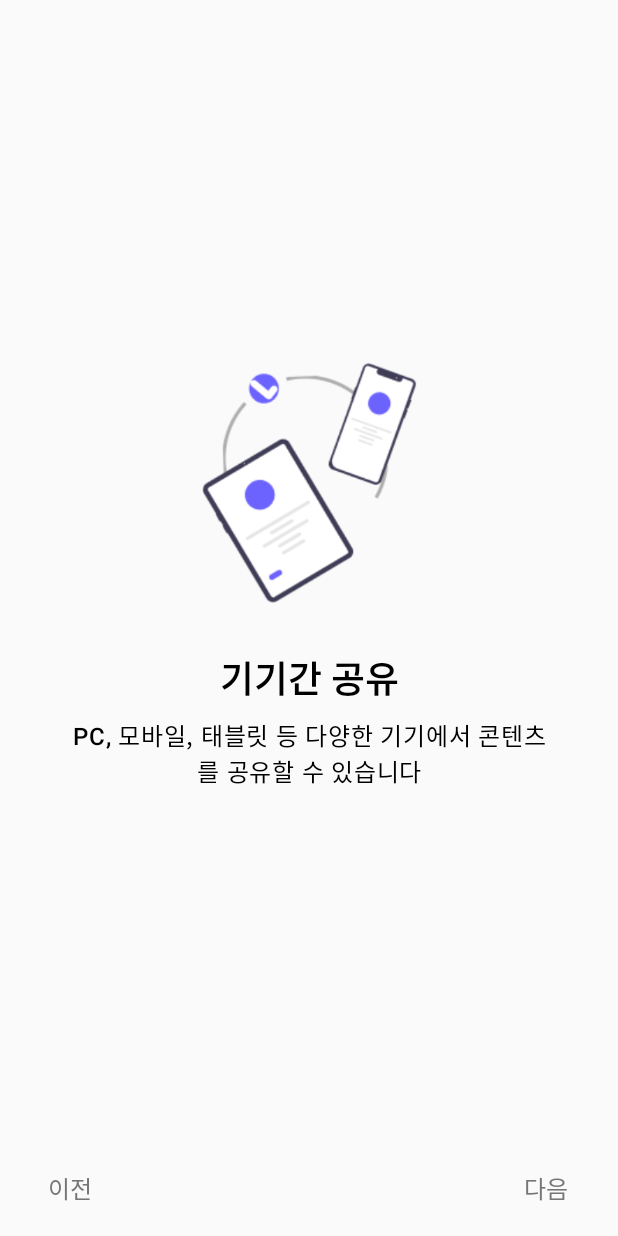
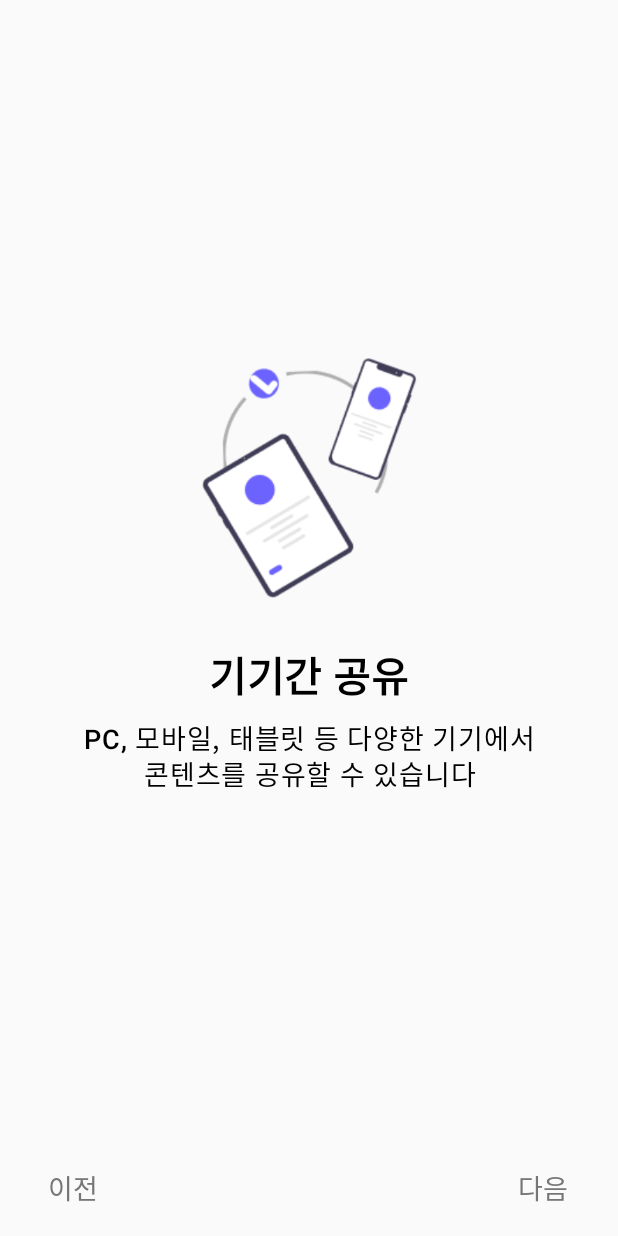
Before and after one commit to Clip-Boarder/Clip-Boarder-Android, an Android app built with Jetpack Compose: the OnboardingScreen screen opened through its navigation route, after a tap on "다음", on a phone screen of 412 x 824 dp. Run offline under Robolectric (Android 15) with nearby library versions, the phone set to English and light mode, and no system bars; our stand-ins replace Dagger/Hilt's generated code, livedata-compose; Roboto replaces fonts that are not available here.

Commit message:
feat: 폰트 크기 변경(2/3 -> 3/4)

```diff
--- a/app/src/main/java/com/clipboarder/clipboarder/ui/screens/onboarding/OnboardingScreen.kt
+++ b/app/src/main/java/com/clipboarder/clipboarder/ui/screens/onboarding/OnboardingScreen.kt
@@ -21,7 +21,6 @@ import androidx.compose.ui.tooling.preview.Preview
 import androidx.compose.ui.unit.dp
 import androidx.compose.ui.unit.sp
 import androidx.hilt.navigation.compose.hiltViewModel
-import androidx.lifecycle.viewmodel.compose.viewModel
 import androidx.navigation.NavController
 import androidx.navigation.compose.rememberNavController
 import com.clipboarder.clipboarder.R
@@ -45,9 +44,11 @@ const val ONBOARDING_SCREEN = "onboarding_screen"
  * @author YoungJin Sohn
  */
 @Composable
-fun OnboardingScreen(navController: NavController) {
+fun OnboardingScreen(
+    navController: NavController,
+    viewModel: OnboardingScreenViewModel = hiltViewModel()
+) {
     val context: Context = LocalContext.current
-    val viewModel: OnboardingScreenViewModel = hiltViewModel()
     val currentPage = viewModel.currentPage.observeAsState()
 
     Column(
@@ -94,7 +95,7 @@ fun OnboardingScreen(navController: NavController) {
                 ) {
                     Text(
                         context.getString(R.string.onboarding_previous_page),
-                        fontSize = 16.sp,
+                        fontSize = 18.sp,
                         fontWeight = FontWeight.Medium
                     )
                 }
@@ -118,7 +119,7 @@ fun OnboardingScreen(navController: NavController) {
                 ) {
                     Text(
                         context.getString(R.string.onboarding_done),
-                        fontSize = 16.sp,
+                        fontSize = 18.sp,
                         fontWeight = FontWeight.Medium
                     )
                 }
@@ -133,7 +134,7 @@ fun OnboardingScreen(navController: NavController) {
                 ) {
                     Text(
                         context.getString(R.string.onboarding_next_page),
-                        fontSize = 16.sp,
+                        fontSize = 18.sp,
                         fontWeight = FontWeight.Medium
                     )
                 }
--- a/app/src/main/java/com/clipboarder/clipboarder/ui/screens/onboarding/components/OnboardingPage.kt
+++ b/app/src/main/java/com/clipboarder/clipboarder/ui/screens/onboarding/components/OnboardingPage.kt
@@ -43,14 +43,14 @@ fun OnboardingPage(title: String, description: String, imageResourceId: Int, mod
             Spacer(modifier = Modifier.height(32.dp))
             Text(
                 text = title,
-                fontSize = 24.sp,
+                fontSize = 27.sp,
                 fontWeight = FontWeight.SemiBold,
             )
             Spacer(modifier = Modifier.height(8.dp))
             Text(
                 text = description,
                 textAlign = TextAlign.Center,
-                fontSize = 16.sp,
+                fontSize = 18.sp,
                 fontWeight = FontWeight.Medium,
                 softWrap = true,
                 modifier = Modifier.padding(horizontal = 48.dp)
```
